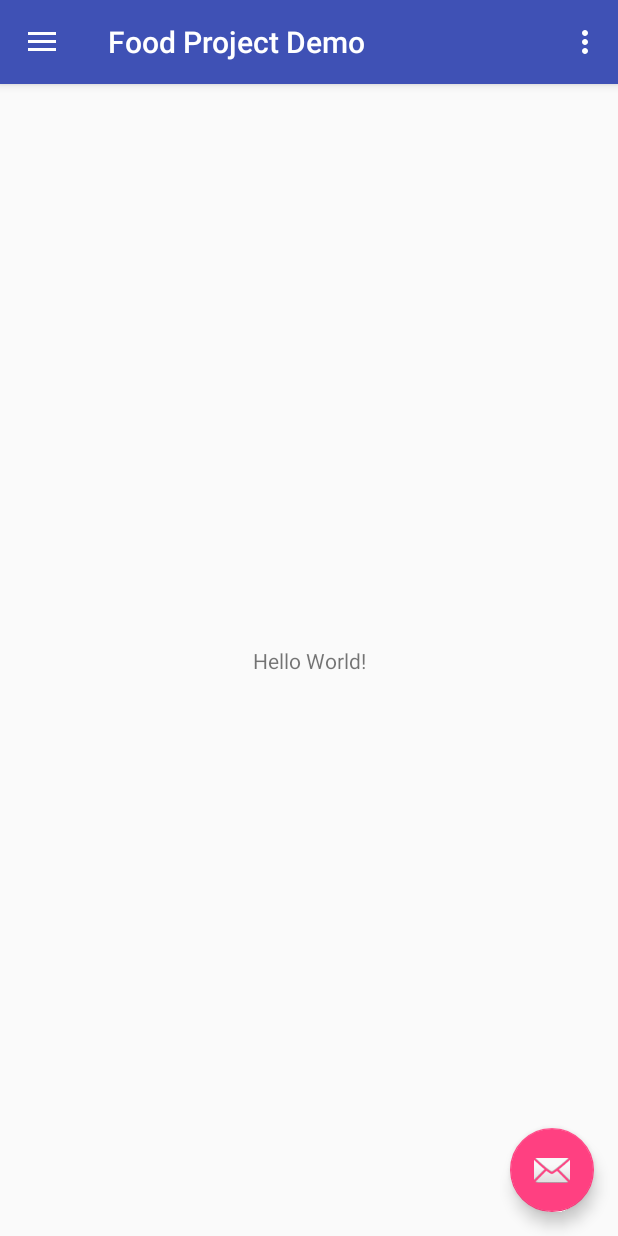
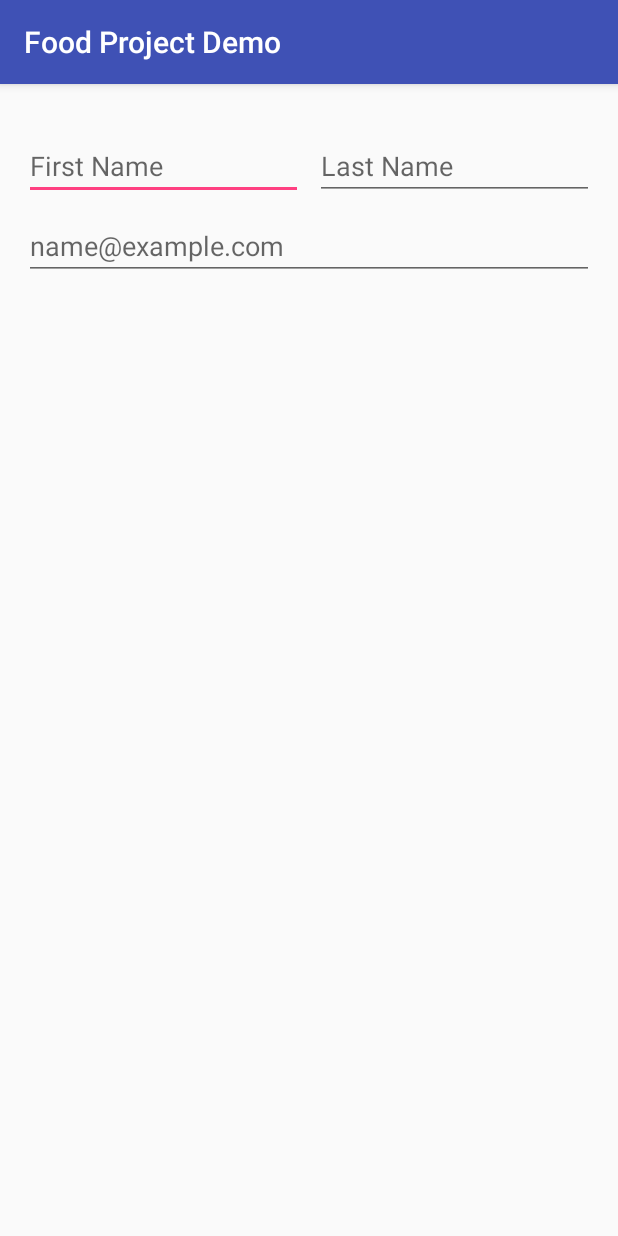
Before and after one commit to AUser000/food-project-demo, an Android app: the screen it shows after launch (MainActivity before the commit, RegisterActivity after it), on a phone screen of 412 x 824 dp. Run offline under Robolectric (Android 15) with nearby library versions, the phone set to English and light mode, and no system bars; our stand-ins replace Firebase (no records; nobody signed in at launch, a user with empty details on screens opened directly).

Commit message:
add register activity UI skeleton

```diff
--- a/app/src/main/AndroidManifest.xml
+++ b/app/src/main/AndroidManifest.xml
@@ -19,6 +19,9 @@
                 <category android:name="android.intent.category.LAUNCHER" />
             </intent-filter>
         </activity>
+        <activity
+            android:name=".RegisterActivity"
+            android:noHistory="true"></activity>
     </application>
 
 </manifest>
--- a/app/src/main/java/com/example/foodprojectdemo/MainActivity.java
+++ b/app/src/main/java/com/example/foodprojectdemo/MainActivity.java
@@ -1,5 +1,6 @@
 package com.example.foodprojectdemo;
 
+import android.content.Intent;
 import android.os.Bundle;
 import android.support.design.widget.FloatingActionButton;
 import android.support.design.widget.Snackbar;
@@ -12,7 +13,6 @@
 import android.support.v7.widget.Toolbar;
 import android.view.Menu;
 import android.view.MenuItem;
-import android.widget.Toast;
 
 import com.google.firebase.auth.FirebaseAuth;
 import com.google.firebase.auth.FirebaseUser;
@@ -56,9 +56,11 @@
         super.onStart();
         FirebaseUser currentUser = mAuth.getCurrentUser();
         if (currentUser == null) {
-            // Make a simple toast just for now !!!
-            Toast noUserToast = Toast.makeText(this, "No User!", Toast.LENGTH_SHORT);
-            noUserToast.show();
+            // Load registration activity
+            Intent intent = new Intent(this, RegisterActivity.class);
+            startActivity(intent);
+        } else {
+            // Load the content to UI here
         }
     }
 
--- /dev/null
+++ b/app/src/main/java/com/example/foodprojectdemo/RegisterActivity.java
@@ -0,0 +1,18 @@
+package com.example.foodprojectdemo;
+
+import android.support.v7.app.AppCompatActivity;
+import android.os.Bundle;
+
+public class RegisterActivity extends AppCompatActivity {
+
+    @Override
+    protected void onCreate(Bundle savedInstanceState) {
+        super.onCreate(savedInstanceState);
+        setContentView(R.layout.activity_register);
+    }
+
+    @Override
+    public void onBackPressed() {
+        moveTaskToBack(true);
+    }
+}
--- /dev/null
+++ b/app/src/main/res/layout/activity_register.xml
@@ -0,0 +1,52 @@
+<?xml version="1.0" encoding="utf-8"?>
+<android.support.constraint.ConstraintLayout xmlns:android="http://schemas.android.com/apk/res/android"
+    xmlns:app="http://schemas.android.com/apk/res-auto"
+    xmlns:tools="http://schemas.android.com/tools"
+    android:layout_width="match_parent"
+    android:layout_height="match_parent"
+    tools:context=".RegisterActivity">
+
+    <EditText
+        android:id="@+id/editText"
+        android:layout_width="0dp"
+        android:layout_height="wrap_content"
+        android:layout_marginStart="16dp"
+        android:layout_marginTop="32dp"
+        android:ems="10"
+        android:hint="First Name"
+        android:inputType="textPersonName"
+        android:textSize="18sp"
+        app:layout_constraintEnd_toStartOf="@+id/editText2"
+        app:layout_constraintStart_toStartOf="parent"
+        app:layout_constraintTop_toTopOf="parent" />
+
+    <EditText
+        android:id="@+id/editText2"
+        android:layout_width="0dp"
+        android:layout_height="wrap_content"
+        android:layout_marginEnd="16dp"
+        android:layout_marginStart="8dp"
+        android:layout_marginTop="32dp"
+        android:ems="10"
+        android:hint="Last Name"
+        android:inputType="textPersonName"
+        android:textSize="18sp"
+        app:layout_constraintEnd_toEndOf="parent"
+        app:layout_constraintStart_toEndOf="@+id/editText"
+        app:layout_constraintTop_toTopOf="parent" />
+
+    <EditText
+        android:id="@+id/editText4"
+        android:layout_width="0dp"
+        android:layout_height="wrap_content"
+        android:layout_marginEnd="16dp"
+        android:layout_marginStart="16dp"
+        android:layout_marginTop="8dp"
+        android:ems="10"
+        android:hint="name@example.com"
+        android:inputType="textEmailAddress"
+        android:textSize="18sp"
+        app:layout_constraintEnd_toEndOf="parent"
+        app:layout_constraintStart_toStartOf="parent"
+        app:layout_constraintTop_toBottomOf="@+id/editText2" />
+</android.support.constraint.ConstraintLayout>
```
